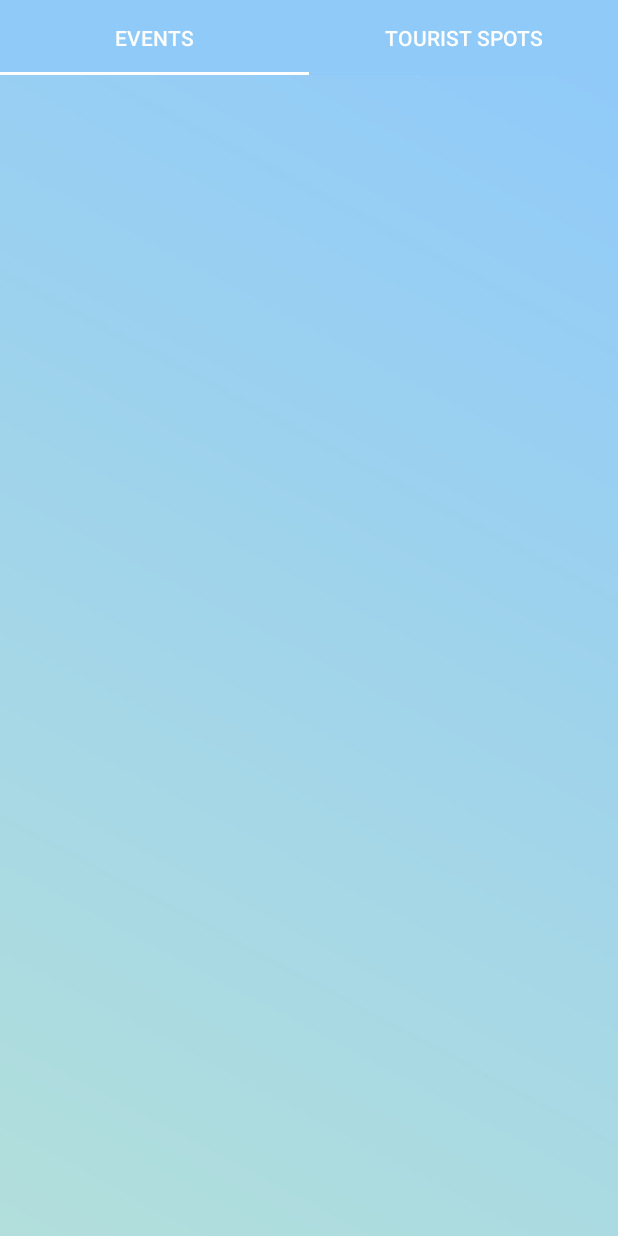
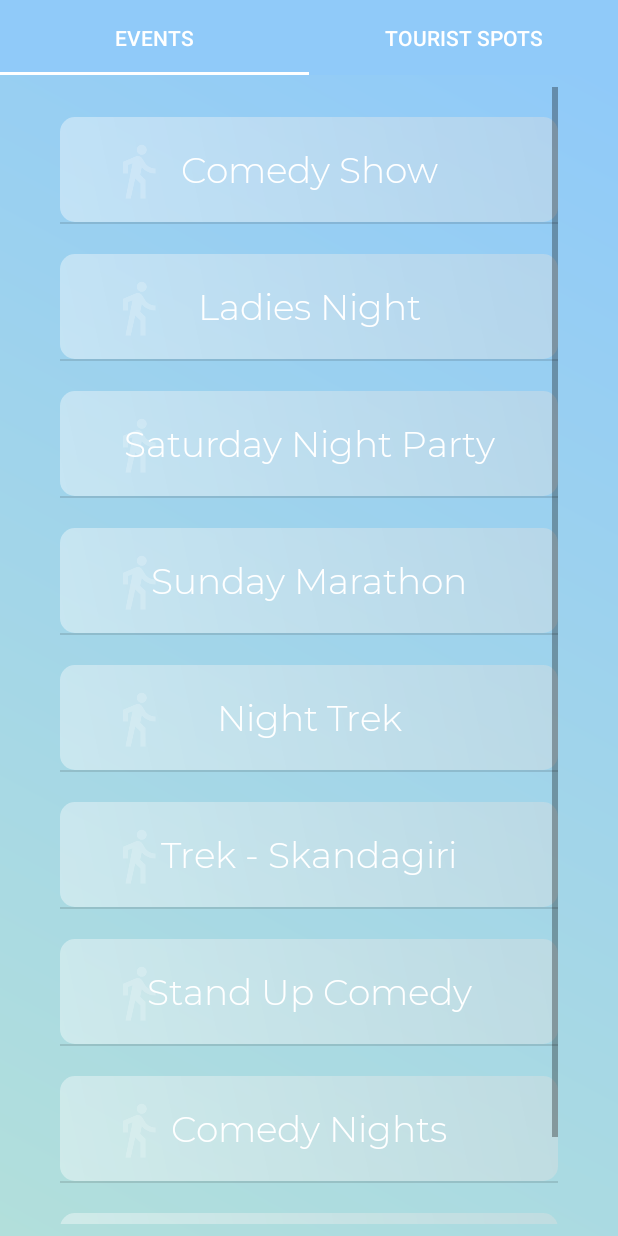
Before and after one commit to Akanshi32/TouristApp, an Android app: the Fragment1 screen opened directly, with no data from a screen before it, on a phone screen of 412 x 824 dp. Run offline under Robolectric (Android 15) with nearby library versions, the phone set to English and light mode, and no system bars.

Commit message:
[TourApp] ListView Items

```diff
--- /dev/null
+++ b/app/src/main/java/com/akanshi/tourguideapp/Adapter/EventsAdapter.java
@@ -0,0 +1,37 @@
+package com.akanshi.tourguideapp.Adapter;
+
+import android.content.Context;
+import android.view.LayoutInflater;
+import android.view.View;
+import android.view.ViewGroup;
+import android.widget.ArrayAdapter;
+import android.widget.TextView;
+
+import com.akanshi.tourguideapp.R;
+
+import java.util.ArrayList;
+
+public class EventsAdapter extends ArrayAdapter<String> {
+
+    ArrayList<String> genres;
+    public EventsAdapter(Context context, ArrayList<String> arrayList) {
+        super(context, 0, arrayList);
+        genres = arrayList;
+    }
+
+    @Override
+    public View getView(int position, View convertView, ViewGroup parent) {
+        // Get the data item for this position
+        String s = getItem(position);
+        // Check if an existing view is being reused, otherwise inflate the view
+        if (convertView == null) {
+            convertView = LayoutInflater.from(getContext()).inflate(R.layout.list_item, parent, false);
+        }
+        // Lookup view for data population
+        TextView genreName = convertView.findViewById(R.id.title);
+        // Populate the data into the template view using the data object
+        genreName.setText(s);
+        // Return the completed view to render on screen
+        return convertView;
+    }
+}
--- /dev/null
+++ b/app/src/main/java/com/akanshi/tourguideapp/Adapter/TourSpotsAdapter.java
@@ -0,0 +1,38 @@
+package com.akanshi.tourguideapp.Adapter;
+
+
+import android.content.Context;
+import android.view.LayoutInflater;
+import android.view.View;
+import android.view.ViewGroup;
+import android.widget.ArrayAdapter;
+import android.widget.TextView;
+
+import com.akanshi.tourguideapp.R;
+
+import java.util.ArrayList;
+
+public class TourSpotsAdapter extends ArrayAdapter<String> {
+
+    ArrayList<String> genres;
+    public TourSpotsAdapter(Context context, ArrayList<String> arrayList) {
+        super(context, 0, arrayList);
+        genres = arrayList;
+    }
+
+    @Override
+    public View getView(int position, View convertView, ViewGroup parent) {
+        // Get the data item for this position
+        String s = getItem(position);
+        // Check if an existing view is being reused, otherwise inflate the view
+        if (convertView == null) {
+            convertView = LayoutInflater.from(getContext()).inflate(R.layout.list_item, parent, false);
+        }
+        // Lookup view for data population
+        TextView genreName = convertView.findViewById(R.id.title);
+        // Populate the data into the template view using the data object
+        genreName.setText(s);
+        // Return the completed view to render on screen
+        return convertView;
+    }
+}
--- a/app/src/main/java/com/akanshi/tourguideapp/Fragments/Fragment1.java
+++ b/app/src/main/java/com/akanshi/tourguideapp/Fragments/Fragment1.java
@@ -1,14 +1,22 @@
 package com.akanshi.tourguideapp.Fragments;
 
 import android.content.Context;
+import android.content.Intent;
 import android.net.Uri;
 import android.os.Bundle;
+import android.support.annotation.Nullable;
 import android.support.v4.app.Fragment;
 import android.view.LayoutInflater;
 import android.view.View;
 import android.view.ViewGroup;
+import android.widget.AdapterView;
+import android.widget.ListView;
 
+import com.akanshi.tourguideapp.Adapter.EventsAdapter;
 import com.akanshi.tourguideapp.R;
+
+import java.util.ArrayList;
+import java.util.List;
 
 /**
  * A simple {@link Fragment} subclass.
@@ -87,6 +95,31 @@ public class Fragment1 extends Fragment {
     }
 
     @Override
+    public void onActivityCreated(@Nullable Bundle savedInstanceState) {
+        super.onActivityCreated(savedInstanceState);
+
+        ArrayList<String> eventslist = new ArrayList<String>();
+        eventslist.add("Comedy Show");
+        eventslist.add("Ladies Night");
+        eventslist.add("Saturday Night Party");
+        eventslist.add("Sunday Marathon");
+        eventslist.add("Night Trek");
+        eventslist.add("Trek - Skandagiri");
+        eventslist.add("Stand Up Comedy");
+        eventslist.add("Comedy Nights");
+        eventslist.add("Sunburn with the stars");
+
+        // This is the array adapter, it takes the context of the activity as a
+        // first parameter, the type of list view as a second parameter and your
+        // array as a third parameter.
+
+        ListView events_list = getView().findViewById(R.id.events_list);
+        EventsAdapter libraryAdapter = new EventsAdapter(getContext(), eventslist);
+        events_list.setAdapter(libraryAdapter);
+
+    }
+
+    @Override
     public void onDetach() {
         super.onDetach();
         mListener = null;
--- a/app/src/main/java/com/akanshi/tourguideapp/Fragments/Fragment2.java
+++ b/app/src/main/java/com/akanshi/tourguideapp/Fragments/Fragment2.java
@@ -3,12 +3,17 @@ package com.akanshi.tourguideapp.Fragments;
 import android.content.Context;
 import android.net.Uri;
 import android.os.Bundle;
+import android.support.annotation.Nullable;
 import android.support.v4.app.Fragment;
 import android.view.LayoutInflater;
 import android.view.View;
 import android.view.ViewGroup;
+import android.widget.ListView;
 
+import com.akanshi.tourguideapp.Adapter.EventsAdapter;
 import com.akanshi.tourguideapp.R;
+
+import java.util.ArrayList;
 
 /**
  * A simple {@link Fragment} subclass.
@@ -76,6 +81,31 @@ public class Fragment2 extends Fragment {
     }
 
     @Override
+    public void onActivityCreated(@Nullable Bundle savedInstanceState) {
+        super.onActivityCreated(savedInstanceState);
+
+        ArrayList<String> spotslist = new ArrayList<String>();
+        spotslist.add("HAL Museum");
+        spotslist.add("Ulsoor Lake");
+        spotslist.add("Wonder La");
+        spotslist.add("Snow World");
+        spotslist.add("Night Trek");
+        spotslist.add("Mantri Square Mall");
+        spotslist.add("Pheonix Mall");
+        spotslist.add("Mangalore");
+        spotslist.add("Nandi Hills");
+
+        // This is the array adapter, it takes the context of the activity as a
+        // first parameter, the type of list view as a second parameter and your
+        // array as a third parameter.
+
+        ListView spots_list = getView().findViewById(R.id.tourspots_list);
+        EventsAdapter libraryAdapter = new EventsAdapter(getContext(), spotslist);
+        spots_list.setAdapter(libraryAdapter);
+
+    }
+
+    @Override
     public void onAttach(Context context) {
         super.onAttach(context);
         if (context instanceof OnFragmentInteractionListener) {
--- /dev/null
+++ b/app/src/main/res/drawable-v21/textview_bg.xml
@@ -0,0 +1,13 @@
+<?xml version="1.0" encoding="utf-8"?>
+<shape xmlns:android="http://schemas.android.com/apk/res/android"
+    android:shape="rectangle">
+
+    <corners
+        android:radius="@dimen/dp_10"/>
+
+    <gradient
+        android:angle="225"
+        android:endColor="#FFFFFF"
+        android:startColor="#E0E0E0" />
+
+</shape>
--- a/app/src/main/res/layout/fragment_1.xml
+++ b/app/src/main/res/layout/fragment_1.xml
@@ -7,8 +7,13 @@
 
     <!-- TODO: Update blank fragment layout -->
     <ListView
-    android:layout_width="match_parent"
-    android:layout_height="match_parent">
+        android:id="@+id/events_list"
+        android:layout_width="match_parent"
+        android:layout_height="match_parent"
+        android:layout_marginLeft="@dimen/dp_40"
+        android:layout_marginRight="@dimen/dp_40"
+        android:layout_marginTop="@dimen/dp_8"
+        android:layout_marginBottom="@dimen/dp_8">
 
     </ListView>
 
--- a/app/src/main/res/layout/fragment_2.xml
+++ b/app/src/main/res/layout/fragment_2.xml
@@ -7,8 +7,13 @@
 
     <!-- TODO: Update blank fragment layout -->
     <ListView
+        android:id="@+id/tourspots_list"
         android:layout_width="match_parent"
-        android:layout_height="match_parent">
+        android:layout_height="match_parent"
+        android:layout_marginLeft="@dimen/dp_40"
+        android:layout_marginRight="@dimen/dp_40"
+        android:layout_marginTop="@dimen/dp_8"
+        android:layout_marginBottom="@dimen/dp_8">
 
     </ListView>
 
--- /dev/null
+++ b/app/src/main/res/layout/list_item.xml
@@ -0,0 +1,35 @@
+<?xml version="1.0" encoding="utf-8"?>
+<RelativeLayout android:id="@+id/library"
+    android:layout_width="match_parent"
+    android:layout_height="@dimen/dp_90"
+    android:paddingTop="@dimen/dp_20"
+    android:layout_below="@+id/title"
+    android:layout_marginLeft="@dimen/dp_40"
+    android:layout_marginRight="@dimen/dp_40"
+    android:layout_marginTop="@dimen/dp_100"
+    xmlns:android="http://schemas.android.com/apk/res/android">
+    <ImageView
+        android:layout_width="match_parent"
+        android:layout_height="match_parent"
+        android:background="@drawable/textview_bg"
+        android:alpha="0.4"/>
+
+    <ImageView
+        android:layout_width="@dimen/dp_40"
+        android:layout_height="@dimen/dp_40"
+        android:layout_marginTop="@dimen/dp_16"
+        android:src="@drawable/ic_directions_walk_black_24dp"
+        android:layout_marginLeft="@dimen/dp_32"
+        android:alpha="0.2"/>
+
+    <TextView
+        android:id="@+id/title"
+        android:layout_width="match_parent"
+        android:layout_height="match_parent"
+        android:layout_marginStart="0dp"
+        android:layout_marginLeft="0dp"
+        android:fontFamily="@font/mont_light"
+        android:gravity="center"
+        android:textColor="@color/white"
+        android:textSize="@dimen/sp_24" />
+</RelativeLayout>
--- a/app/src/main/res/values/dimens.xml
+++ b/app/src/main/res/values/dimens.xml
@@ -1,10 +1,14 @@
 <resources>
     <dimen name="dp_8">8dp</dimen>
+    <dimen name="dp_10">10dp</dimen>
+    <dimen name="dp_16">16dp</dimen>
     <dimen name="dp_20">20dp</dimen>
     <dimen name="dp_24">24dp</dimen>
+    <dimen name="dp_32">32dp</dimen>
     <dimen name="dp_40">40dp</dimen>
     <dimen name="dp_50">50dp</dimen>
     <dimen name="dp_70">70dp</dimen>
+    <dimen name="dp_90">90dp</dimen>
     <dimen name="dp_100">100dp</dimen>
     <dimen name="dp_120">120dp</dimen>
     <dimen name="dp_150">150dp</dimen>
```
